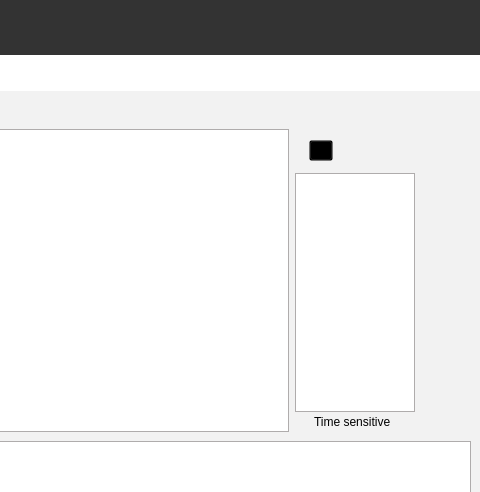
Above: MainWindow.ui from HusseinElsherbini/Chixculub-Impactor before the change; both pictures show x 633 to 1113 and y 0 to 492 of the 1113 by 773 pixel window. Below: the same form after it.
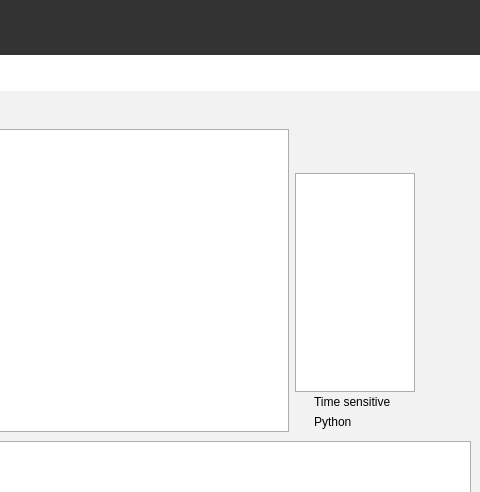
That is the form after the change. Icons and pictures are not drawn.

Patch:
```diff
--- a/MainWindow.ui
+++ b/MainWindow.ui
@@ -1480,7 +1480,7 @@
                          <x>0</x>
                          <y>0</y>
                          <width>1013</width>
-                         <height>643</height>
+                         <height>642</height>
                         </rect>
                        </property>
                        <property name="styleSheet">
@@ -2147,71 +2147,6 @@
                                      <enum>QFrame::Raised</enum>
                                     </property>
                                     <layout class="QHBoxLayout" name="horizontalLayout_17">
-                                     <item>
-                                      <widget class="QFrame" name="frame_31">
-                                       <property name="maximumSize">
-                                        <size>
-                                         <width>24</width>
-                                         <height>24</height>
-                                        </size>
-                                       </property>
-                                       <property name="styleSheet">
-                                        <string notr="true">QFrame{
-background:transparent;
-}
-
-QFrame:hover{
-background-color:rgb(225, 225, 225)
-}</string>
-                                       </property>
-                                       <property name="frameShape">
-                                        <enum>QFrame::NoFrame</enum>
-                                       </property>
-                                       <property name="frameShadow">
-                                        <enum>QFrame::Plain</enum>
-                                       </property>
-                                       <layout class="QVBoxLayout" name="verticalLayout_26">
-                                        <property name="spacing">
-                                         <number>0</number>
-                                        </property>
-                                        <property name="leftMargin">
-                                         <number>0</number>
-                                        </property>
-                                        <property name="topMargin">
-                                         <number>0</number>
-                                        </property>
-                                        <property name="rightMargin">
-                                         <number>0</number>
-                                        </property>
-                                        <property name="bottomMargin">
-                                         <number>0</number>
-                                        </property>
-                                        <item>
-                                         <widget class="QToolButton" name="toolButton">
-                                          <property name="text">
-                                           <string>...</string>
-                                          </property>
-                                          <property name="icon">
-                                           <iconset>
-                                            <normaloff>resources/plus (5).png</normaloff>resources/plus (5).png</iconset>
-                                          </property>
-                                          <property name="iconSize">
-                                           <size>
-                                            <width>24</width>
-                                            <height>24</height>
-                                           </size>
-                                          </property>
-                                          <property name="checkable">
-                                           <bool>false</bool>
-                                          </property>
-                                          <property name="popupMode">
-                                           <enum>QToolButton::DelayedPopup</enum>
-                                          </property>
-                                         </widget>
-                                        </item>
-                                       </layout>
-                                      </widget>
-                                     </item>
                                      <item>
                                       <widget class="QFrame" name="frame_30">
                                        <property name="minimumSize">
@@ -2391,20 +2326,103 @@
                                    </widget>
                                   </item>
                                   <item>
-                                   <widget class="QCheckBox" name="timeSensitiveCheckBox">
-                                    <property name="autoFillBackground">
-                                     <bool>false</bool>
+                                   <widget class="QFrame" name="frame_31">
+                                    <property name="styleSheet">
+                                     <string notr="true">QFrame{
+background:transparent;
+}
+
+QFrame:hover{
+background-color:rgb(226, 226, 226)
+}</string>
                                     </property>
-                                    <property name="text">
-                                     <string>Time sensitive</string>
+                                    <property name="frameShape">
+                                     <enum>QFrame::NoFrame</enum>
                                     </property>
-                                    <property name="icon">
-                                     <iconset>
-                                      <normaloff>resources/dinosaur.png</normaloff>resources/dinosaur.png</iconset>
+                                    <property name="frameShadow">
+                                     <enum>QFrame::Plain</enum>
                                     </property>
-                                    <property name="tristate">
-                                     <bool>false</bool>
+                                    <layout class="QVBoxLayout" name="verticalLayout_26">
+                                     <property name="spacing">
+                                      <number>0</number>
+                                     </property>
+                                     <property name="leftMargin">
+                                      <number>0</number>
+                                     </property>
+                                     <property name="topMargin">
+                                      <number>0</number>
+                                     </property>
+                                     <property name="rightMargin">
+                                      <number>0</number>
+                                     </property>
+                                     <property name="bottomMargin">
+                                      <number>0</number>
+                                     </property>
+                                     <item>
+                                      <widget class="QCheckBox" name="timeSensitiveCheckBox">
+                                       <property name="autoFillBackground">
+                                        <bool>false</bool>
+                                       </property>
+                                       <property name="text">
+                                        <string>Time sensitive</string>
+                                       </property>
+                                       <property name="icon">
+                                        <iconset>
+                                         <normaloff>resources/dinosaur.png</normaloff>resources/dinosaur.png</iconset>
+                                       </property>
+                                       <property name="tristate">
+                                        <bool>false</bool>
+                                       </property>
+                                      </widget>
+                                     </item>
+                                    </layout>
+                                   </widget>
+                                  </item>
+                                  <item>
+                                   <widget class="QFrame" name="frame_32">
+                                    <property name="styleSheet">
+                                     <string notr="true">QFrame{
+background:transparent;
+}
+
+QFrame:hover{
+background-color:rgb(226, 226, 226)
+}</string>
                                     </property>
+                                    <property name="frameShape">
+                                     <enum>QFrame::NoFrame</enum>
+                                    </property>
+                                    <property name="frameShadow">
+                                     <enum>QFrame::Plain</enum>
+                                    </property>
+                                    <layout class="QVBoxLayout" name="verticalLayout_27">
+                                     <property name="spacing">
+                                      <number>0</number>
+                                     </property>
+                                     <property name="leftMargin">
+                                      <number>0</number>
+                                     </property>
+                                     <property name="topMargin">
+                                      <number>0</number>
+                                     </property>
+                                     <property name="rightMargin">
+                                      <number>0</number>
+                                     </property>
+                                     <property name="bottomMargin">
+                                      <number>0</number>
+                                     </property>
+                                     <item>
+                                      <widget class="QCheckBox" name="PythonCB">
+                                       <property name="text">
+                                        <string>Python</string>
+                                       </property>
+                                       <property name="icon">
+                                        <iconset>
+                                         <normaloff>resources/python.png</normaloff>resources/python.png</iconset>
+                                       </property>
+                                      </widget>
+                                     </item>
+                                    </layout>
                                    </widget>
                                   </item>
                                  </layout>
```
Left out of the diff: 13 changed lines with no effect on the pictures.
